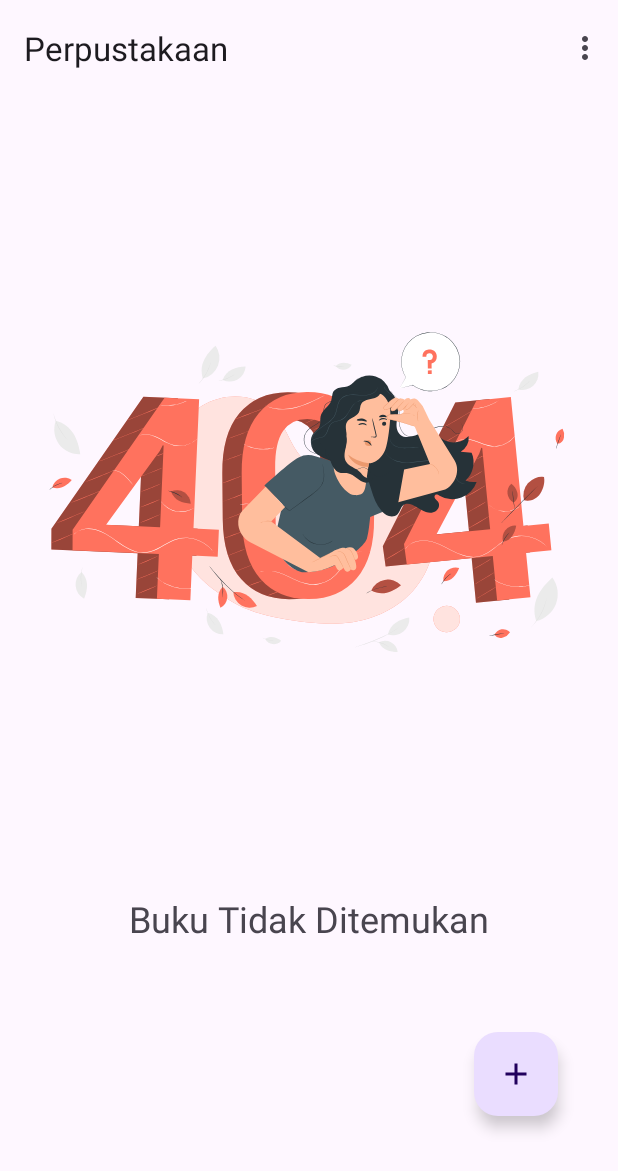
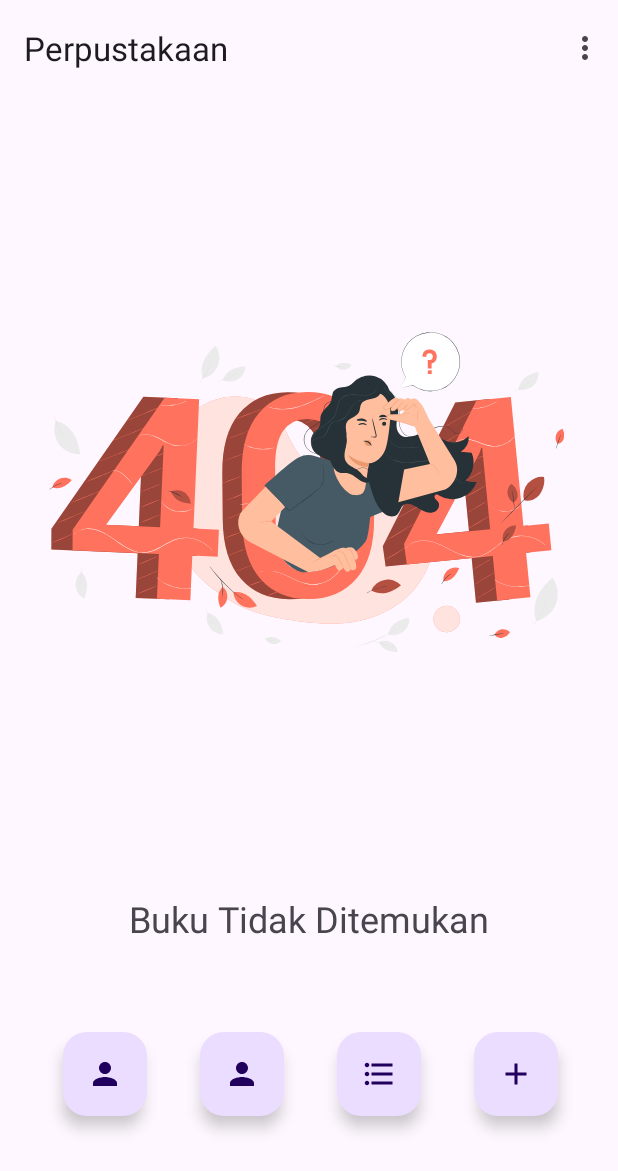
Before and after one commit to WahyuPamungkas223/Perpustakaan_1412200002, an Android app: the screen it shows after launch (MainActivity), on a phone screen of 412 x 824 dp. Shown: the top 1171 px of the screen. Run offline under Robolectric (Android 15) with nearby library versions, the phone set to English and light mode, and no system bars; our stand-ins replace Room's generated code, navigation-ui.

Commit message:
Halaman Baru

```diff
--- a/app/src/main/java/com/example/perpustakaan/UI/FirstFragment.kt
+++ b/app/src/main/java/com/example/perpustakaan/UI/FirstFragment.kt
@@ -7,12 +7,12 @@ import android.view.LayoutInflater
 import android.view.View
 import android.view.ViewGroup
 import androidx.fragment.app.viewModels
+import androidx.navigation.Navigation
 import androidx.navigation.fragment.findNavController
 import androidx.recyclerview.widget.LinearLayoutManager
 import com.example.perpustakaan.R
 import com.example.perpustakaan.application.BookApp
 import com.example.perpustakaan.databinding.FragmentFirstBinding
-import com.example.perpustakaan.model.Book
 
 /**
  * A simple [Fragment] subclass as the default destination in the navigation.
@@ -62,10 +62,24 @@ class FirstFragment : Fragment() {
             }
         }
 
+        binding.CatButton.setOnClickListener {
+            val action = FirstFragmentDirections.actionFirstFragmentToThirdFragment()
+            findNavController().navigate(action)
+        }
+
         binding.addFAB.setOnClickListener {
            val action = FirstFragmentDirections.actionFirstFragmentToSecondFragment(null)
            findNavController().navigate(action)
        }
+
+       binding.MemberButton.setOnClickListener {
+           findNavController().navigate(R.id.action_FirstFragment_to_FourthFragment)
+       }
+
+        binding.ProgrammerButton.setOnClickListener {
+            findNavController().navigate(R.id.action_FirstFragment_to_fifthFragment)
+        }
+
     }
 
     override fun onDestroyView() {
--- a/app/src/main/java/com/example/perpustakaan/UI/SecondFragment.kt
+++ b/app/src/main/java/com/example/perpustakaan/UI/SecondFragment.kt
@@ -11,6 +11,7 @@ import android.widget.Toast
 import androidx.core.app.ActivityCompat
 import androidx.core.content.ContextCompat
 import androidx.fragment.app.viewModels
+import androidx.navigation.Navigation
 import androidx.navigation.fragment.findNavController
 import androidx.navigation.fragment.navArgs
 import com.example.perpustakaan.R
@@ -27,6 +28,7 @@ import com.google.android.gms.maps.model.BitmapDescriptorFactory
 import com.google.android.gms.maps.model.LatLng
 import com.google.android.gms.maps.model.Marker
 import com.google.android.gms.maps.model.MarkerOptions
+import com.google.android.material.button.MaterialButton
 
 /**
  * A simple [Fragment] subclass as the second destination in the navigation.
@@ -34,6 +36,7 @@ import com.google.android.gms.maps.model.MarkerOptions
 class SecondFragment : Fragment(), OnMapReadyCallback, GoogleMap.OnMarkerDragListener {
 
     private var _binding: FragmentSecondBinding? = null
+
     private val binding get() = _binding!!
     private lateinit var applicationContext: Context
     private val BookViewModel: BookViewModel by viewModels{
@@ -105,6 +108,7 @@ class SecondFragment : Fragment(), OnMapReadyCallback, GoogleMap.OnMarkerDragLis
             book?.let { it1 -> BookViewModel.delete(it1) }
             findNavController().popBackStack()
         }
+
     }
 
     override fun onDestroyView() {
@@ -178,4 +182,6 @@ class SecondFragment : Fragment(), OnMapReadyCallback, GoogleMap.OnMarkerDragLis
                 }
             }
     }
+
+
 }
--- /dev/null
+++ b/app/src/main/res/drawable/ic_catalogue.xml
@@ -0,0 +1,5 @@
+<vector android:autoMirrored="true" android:height="24dp"
+    android:tint="#000000" android:viewportHeight="24"
+    android:viewportWidth="24" android:width="24dp" xmlns:android="http://schemas.android.com/apk/res/android">
+    <path android:fillColor="@android:color/white" android:pathData="M4,10.5c-0.83,0 -1.5,0.67 -1.5,1.5s0.67,1.5 1.5,1.5 1.5,-0.67 1.5,-1.5 -0.67,-1.5 -1.5,-1.5zM4,4.5c-0.83,0 -1.5,0.67 -1.5,1.5S3.17,7.5 4,7.5 5.5,6.83 5.5,6 4.83,4.5 4,4.5zM4,16.5c-0.83,0 -1.5,0.68 -1.5,1.5s0.68,1.5 1.5,1.5 1.5,-0.68 1.5,-1.5 -0.67,-1.5 -1.5,-1.5zM7,19h14v-2L7,17v2zM7,13h14v-2L7,11v2zM7,5v2h14L21,5L7,5z"/>
+</vector>
--- /dev/null
+++ b/app/src/main/res/drawable/ic_home.xml
@@ -0,0 +1,5 @@
+<vector android:height="24dp" android:tint="#000000"
+    android:viewportHeight="24" android:viewportWidth="24"
+    android:width="24dp" xmlns:android="http://schemas.android.com/apk/res/android">
+    <path android:fillColor="@android:color/white" android:pathData="M10,20v-6h4v6h5v-8h3L12,3 2,12h3v8z"/>
+</vector>
--- /dev/null
+++ b/app/src/main/res/drawable/ic_petugas.xml
@@ -0,0 +1,5 @@
+<vector android:height="24dp" android:tint="#000000"
+    android:viewportHeight="24" android:viewportWidth="24"
+    android:width="24dp" xmlns:android="http://schemas.android.com/apk/res/android">
+    <path android:fillColor="@android:color/white" android:pathData="M12,12c2.21,0 4,-1.79 4,-4s-1.79,-4 -4,-4 -4,1.79 -4,4 1.79,4 4,4zM12,14c-2.67,0 -8,1.34 -8,4v2h16v-2c0,-2.66 -5.33,-4 -8,-4z"/>
+</vector>
--- /dev/null
+++ b/app/src/main/res/drawable/programmer_info.xml
@@ -0,0 +1,5 @@
+<vector android:height="24dp" android:tint="#4620E0"
+    android:viewportHeight="24" android:viewportWidth="24"
+    android:width="24dp" xmlns:android="http://schemas.android.com/apk/res/android">
+    <path android:fillColor="@android:color/white" android:pathData="M12,12c2.21,0 4,-1.79 4,-4s-1.79,-4 -4,-4 -4,1.79 -4,4 1.79,4 4,4zM12,14c-2.67,0 -8,1.34 -8,4v2h16v-2c0,-2.66 -5.33,-4 -8,-4z"/>
+</vector>
--- a/app/src/main/res/layout/fragment_first.xml
+++ b/app/src/main/res/layout/fragment_first.xml
@@ -56,5 +56,38 @@
             app:layout_constraintBottom_toBottomOf="parent"
             app:layout_constraintEnd_toEndOf="parent" />
 
+        <com.google.android.material.floatingactionbutton.FloatingActionButton
+            android:id="@+id/CatButton"
+            android:layout_width="wrap_content"
+            android:layout_height="wrap_content"
+            android:layout_marginEnd="35dp"
+            android:layout_marginBottom="64dp"
+            android:clickable="true"
+            android:src="@drawable/ic_catalogue"
+            app:layout_constraintBottom_toBottomOf="parent"
+            app:layout_constraintEnd_toStartOf="@+id/addFAB" />
+
+        <com.google.android.material.floatingactionbutton.FloatingActionButton
+            android:id="@+id/MemberButton"
+            android:layout_width="wrap_content"
+            android:layout_height="wrap_content"
+            android:layout_marginEnd="35dp"
+            android:layout_marginBottom="64dp"
+            android:clickable="true"
+            android:src="@drawable/ic_petugas"
+            app:layout_constraintBottom_toBottomOf="parent"
+            app:layout_constraintEnd_toStartOf="@+id/CatButton" />
+
+        <com.google.android.material.floatingactionbutton.FloatingActionButton
+            android:id="@+id/ProgrammerButton"
+            android:layout_width="wrap_content"
+            android:layout_height="wrap_content"
+            android:layout_marginEnd="35dp"
+            android:layout_marginBottom="64dp"
+            android:clickable="true"
+            android:src="@drawable/programmer_info"
+            app:layout_constraintBottom_toBottomOf="parent"
+            app:layout_constraintEnd_toStartOf="@+id/MemberButton" />
+
     </androidx.constraintlayout.widget.ConstraintLayout>
 </androidx.constraintlayout.widget.ConstraintLayout>
--- a/app/src/main/res/navigation/nav_graph.xml
+++ b/app/src/main/res/navigation/nav_graph.xml
@@ -14,6 +14,15 @@
         <action
             android:id="@+id/action_FirstFragment_to_SecondFragment"
             app:destination="@id/SecondFragment" />
+        <action
+            android:id="@+id/action_FirstFragment_to_thirdFragment"
+            app:destination="@id/ThirdFragment" />
+        <action
+            android:id="@+id/action_FirstFragment_to_FourthFragment"
+            app:destination="@id/FourthFragment" />
+        <action
+            android:id="@+id/action_FirstFragment_to_fifthFragment"
+            app:destination="@id/FifthFragment" />
     </fragment>
     <fragment
         android:id="@+id/SecondFragment"
@@ -30,8 +39,18 @@
             app:nullable="true"/>
     </fragment>
     <fragment
-        android:id="@+id/thirdFragment"
+        android:id="@+id/ThirdFragment"
         android:name="com.example.perpustakaan.ThirdFragment"
-        android:label="fragment_third"
-        tools:layout="@layout/fragment_third" />
+        android:label="@string/third_fragment_label"
+        tools:layout="@layout/fragment_third"/>
+    <fragment
+        android:id="@+id/FourthFragment"
+        android:name="com.example.perpustakaan.FourthFragment"
+        android:label="@string/fourth_fragment_label"
+        tools:layout="@layout/fragment_fourth" />
+    <fragment
+        android:id="@+id/FifthFragment"
+        android:name="com.example.perpustakaan.FifthFragment"
+        android:label="@string/fifth_fragment_label"
+        tools:layout="@layout/fragment_fifth" />
 </navigation>
--- a/app/src/main/res/values/strings.xml
+++ b/app/src/main/res/values/strings.xml
@@ -4,6 +4,9 @@
     <!-- Strings used for fragments for navigation -->
     <string name="first_fragment_label">First Fragment</string>
     <string name="second_fragment_label">Tambah Buku Perpustakaan</string>
+    <string name="third_fragment_label">Katalog Buku</string>
+    <string name="fourth_fragment_label">Pengurus Perpustakaan</string>
+    <string name="fifth_fragment_label">About Programmer</string>
     <string name="next">Next</string>
     <string name="save">Simpan</string>
 
```
Also changed, not shown: app/src/main/java/com/example/perpustakaan/FifthFragment.kt (added, +61 -0 lines), app/src/main/java/com/example/perpustakaan/FourthFragment.kt (added, +62 -0 lines), app/src/main/java/com/example/perpustakaan/ThirdFragment.kt (added, +65 -0 lines), app/src/main/res/layout/fragment_fifth.xml (added, +36 -0 lines), app/src/main/res/layout/fragment_fourth.xml (added, +33 -0 lines), app/src/main/res/layout/fragment_third.xml (added, +65 -0 lines), app/src/main/res/drawable/ic_Konosuba.png (added), app/src/main/res/drawable/ic_drifters.png (added), app/src/main/res/drawable/ic_gate.png (added), app/src/main/res/drawable/ic_kg.png (added).
